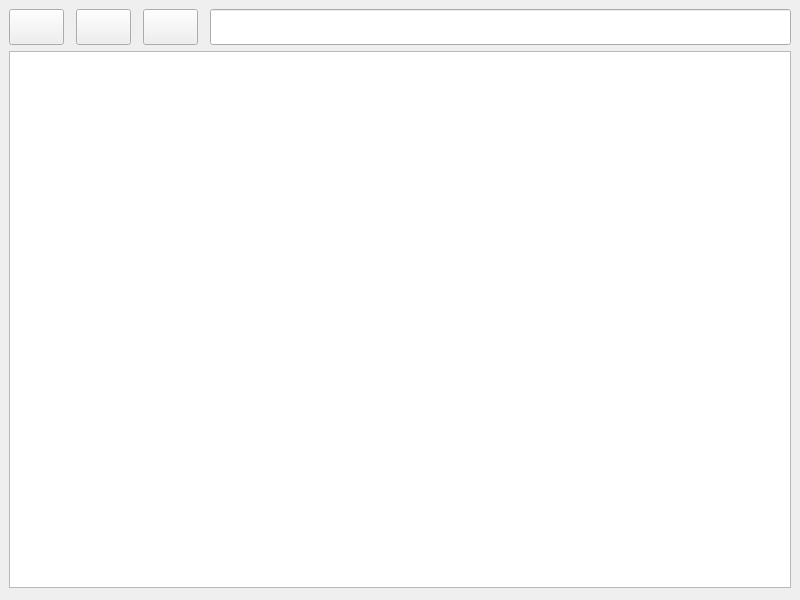
This is mainwindow.ui in senioravanti/Cpp-Qt-FileExplorer as Qt 5 draws it before an edit. The edited form follows.
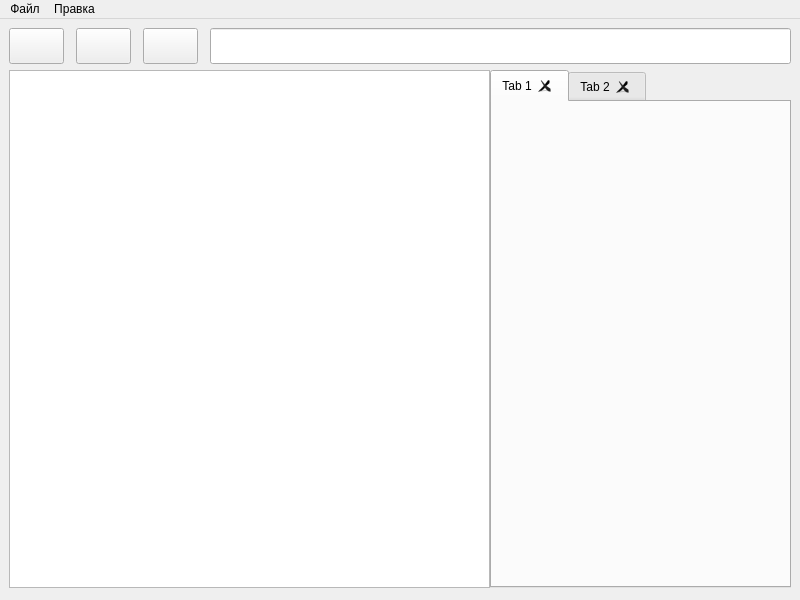
This is the edited form. Icons and pictures are not drawn.

Diff of the .ui file:
```diff
--- a/mainwindow.ui
+++ b/mainwindow.ui
@@ -156,6 +156,24 @@
         <bool>false</bool>
        </attribute>
       </widget>
+      <widget class="QTabWidget" name="tabWidget">
+       <property name="currentIndex">
+        <number>0</number>
+       </property>
+       <property name="tabsClosable">
+        <bool>true</bool>
+       </property>
+       <widget class="QWidget" name="tab">
+        <attribute name="title">
+         <string>Tab 1</string>
+        </attribute>
+       </widget>
+       <widget class="QWidget" name="tab_2">
+        <attribute name="title">
+         <string>Tab 2</string>
+        </attribute>
+       </widget>
+      </widget>
      </widget>
     </item>
    </layout>
@@ -169,6 +187,38 @@
      <height>22</height>
     </rect>
    </property>
+   <widget class="QMenu" name="menu">
+    <property name="title">
+     <string>Файл</string>
+    </property>
+    <addaction name="actionNewFile"/>
+    <addaction name="actionNewFolder"/>
+    <addaction name="separator"/>
+    <addaction name="actionNewTab"/>
+    <addaction name="actionCloseTab"/>
+    <addaction name="separator"/>
+    <addaction name="actionItemInfo"/>
+    <addaction name="separator"/>
+    <addaction name="actionStandartView"/>
+    <addaction name="actionIconsView"/>
+    <addaction name="separator"/>
+    <addaction name="actionOpenInTerminal"/>
+   </widget>
+   <widget class="QMenu" name="menu_2">
+    <property name="title">
+     <string>Правка</string>
+    </property>
+    <addaction name="actionRenameItem"/>
+    <addaction name="separator"/>
+    <addaction name="actionCopy"/>
+    <addaction name="actionCut"/>
+    <addaction name="separator"/>
+    <addaction name="actionPaste"/>
+    <addaction name="separator"/>
+    <addaction name="actionRemove"/>
+   </widget>
+   <addaction name="menu"/>
+   <addaction name="menu_2"/>
   </widget>
  </widget>
  <resources>
```
Left out of the diff: 180 changed lines with no effect on the pictures.
